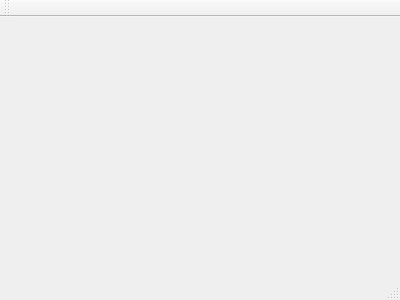
Old version of the form ui/mainwindow.ui in the repository ivan-ristovic/Qteroids.
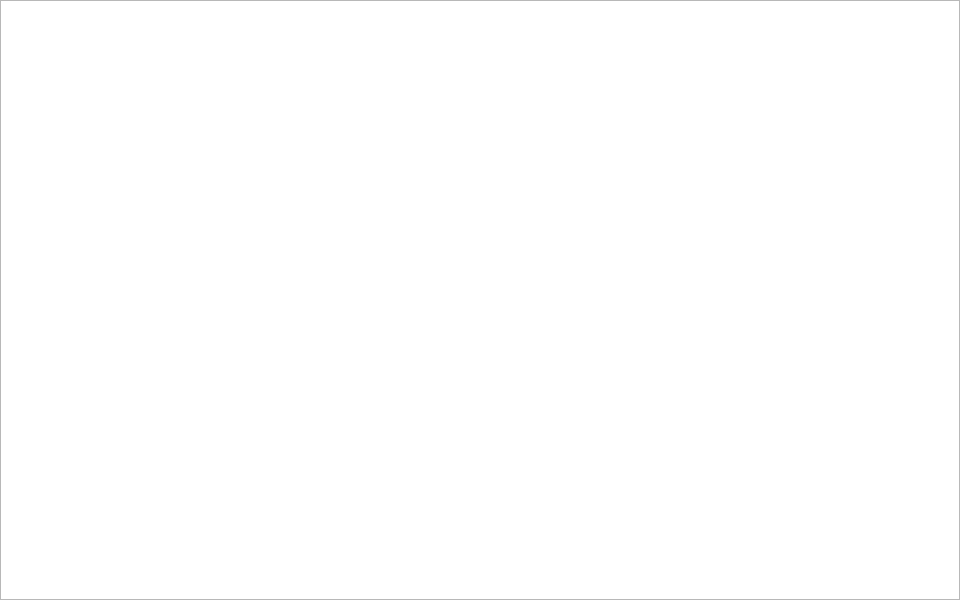
New version of the form. Icons and pictures are not drawn.

Commit message: [GUI] Main view

Diff of the .ui file:
```diff
--- a/ui/mainwindow.ui
+++ b/ui/mainwindow.ui
@@ -1,24 +1,136 @@
 <ui version="4.0">
  <class>MainWindow</class>
- <widget class="QMainWindow" name="MainWindow" >
-  <property name="geometry" >
+ <widget class="QMainWindow" name="MainWindow">
+  <property name="geometry">
    <rect>
     <x>0</x>
     <y>0</y>
-    <width>400</width>
-    <height>300</height>
+    <width>960</width>
+    <height>600</height>
    </rect>
   </property>
-  <property name="windowTitle" >
-   <string>MainWindow</string>
+  <property name="sizePolicy">
+   <sizepolicy hsizetype="Fixed" vsizetype="Fixed">
+    <horstretch>0</horstretch>
+    <verstretch>0</verstretch>
+   </sizepolicy>
   </property>
-  <widget class="QMenuBar" name="menuBar" />
-  <widget class="QToolBar" name="mainToolBar" />
-  <widget class="QWidget" name="centralWidget" />
-  <widget class="QStatusBar" name="statusBar" />
+  <property name="windowTitle">
+   <string>Asteroids</string>
+  </property>
+  <property name="autoFillBackground">
+   <bool>false</bool>
+  </property>
+  <widget class="QWidget" name="centralWidget">
+   <widget class="QGraphicsView" name="gvScene">
+    <property name="geometry">
+     <rect>
+      <x>0</x>
+      <y>0</y>
+      <width>960</width>
+      <height>600</height>
+     </rect>
+    </property>
+    <property name="maximumSize">
+     <size>
+      <width>960</width>
+      <height>600</height>
+     </size>
+    </property>
+    <property name="styleSheet">
+     <string notr="true">
+background-image: url(F:/Work/GitHub/asteroids/res/background.png); </string>
+    </property>
+    <property name="verticalScrollBarPolicy">
+     <enum>Qt::ScrollBarAlwaysOff</enum>
+    </property>
+    <property name="horizontalScrollBarPolicy">
+     <enum>Qt::ScrollBarAlwaysOff</enum>
+    </property>
+    <property name="backgroundBrush">
+     <brush brushstyle="SolidPattern">
+      <color alpha="255">
+       <red>0</red>
+       <green>0</green>
+       <blue>0</blue>
+      </color>
+     </brush>
+    </property>
+   </widget>
+   <widget class="QFrame" name="frMainMenu">
+    <property name="geometry">
+     <rect>
+      <x>380</x>
+      <y>200</y>
+      <width>200</width>
+      <height>200</height>
+     </rect>
+    </property>
+    <property name="autoFillBackground">
+     <bool>false</bool>
+    </property>
+    <property name="frameShape">
+     <enum>QFrame::StyledPanel</enum>
+    </property>
+    <property name="frameShadow">
+     <enum>QFrame::Raised</enum>
+    </property>
+    <widget class="QPushButton" name="pbStartGame">
+     <property name="geometry">
+      <rect>
+       <x>0</x>
+       <y>0</y>
+       <width>200</width>
+       <height>100</height>
+      </rect>
+     </property>
+     <property name="font">
+      <font>
+       <family>Impact</family>
+       <pointsize>18</pointsize>
+      </font>
+     </property>
+     <property name="styleSheet">
+      <string notr="true">color: white;
+border: 1px solid white;</string>
+     </property>
+     <property name="text">
+      <string>Start Game</string>
+     </property>
+     <property name="flat">
+      <bool>false</bool>
+     </property>
+    </widget>
+    <widget class="QPushButton" name="pbExitGame">
+     <property name="geometry">
+      <rect>
+       <x>0</x>
+       <y>100</y>
+       <width>200</width>
+       <height>100</height>
+      </rect>
+     </property>
+     <property name="font">
+      <font>
+       <family>Impact</family>
+       <pointsize>18</pointsize>
+      </font>
+     </property>
+     <property name="styleSheet">
+      <string notr="true">color: white;
+border: 1px solid white;</string>
+     </property>
+     <property name="text">
+      <string>Exit</string>
+     </property>
+     <property name="flat">
+      <bool>false</bool>
+     </property>
+    </widget>
+   </widget>
+  </widget>
  </widget>
- <layoutDefault spacing="6" margin="11" />
- <pixmapfunction></pixmapfunction>
+ <layoutdefault spacing="6" margin="11"/>
  <resources/>
  <connections/>
 </ui>
```
Left out of the diff: 1 changed line with no effect on the pictures. The commit also changes 16 other files.
